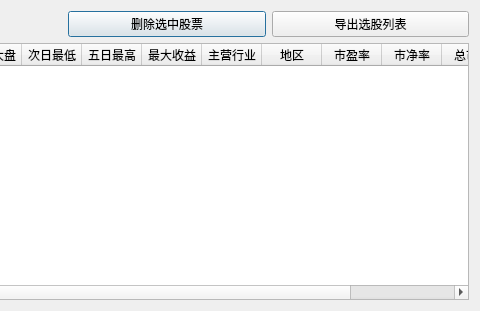
Above: QtDesign/SearchResult.ui from victor647/QuantumStockTrade before the change; both pictures show x 350 to 830 and y 0 to 311 of the 830 by 311 pixel window. Below: the same form after it.
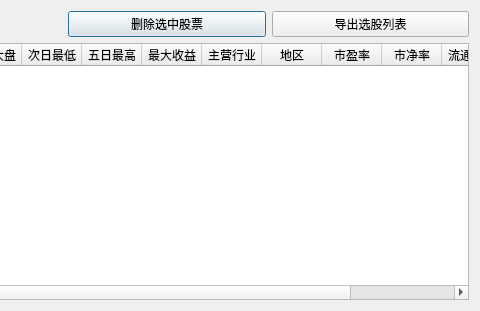
That is the form after the change.

Commit message: 修改总市值为流通市值

Patch:
```diff
--- a/QtDesign/SearchResult.ui
+++ b/QtDesign/SearchResult.ui
@@ -163,7 +163,7 @@
      </column>
      <column>
       <property name="text">
-       <string>总市值</string>
+       <string>流通市值</string>
       </property>
      </column>
      <column>
```
The commit also changes 2 other files.
